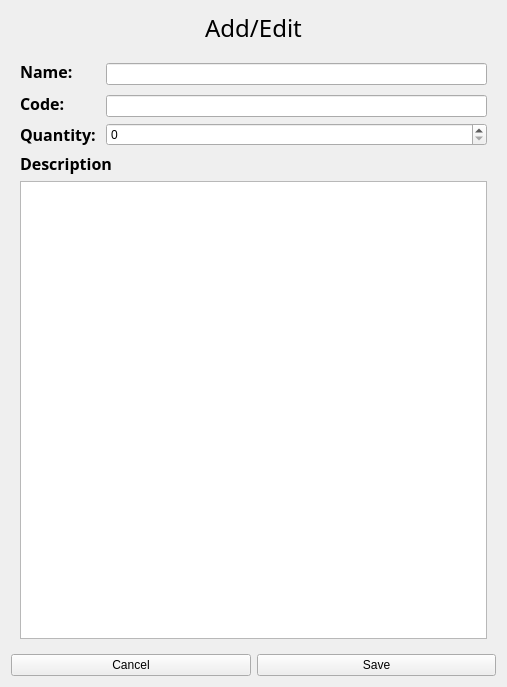
Above: codigos/curso_medio/project_final/form_add_edit.ui from jalmx/curso_python before the change. Below: the same form after it.
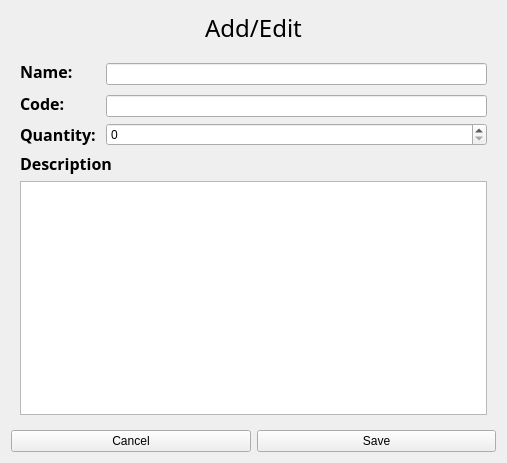
That is the form after the change.

Diff of the .ui file:
```diff
--- a/codigos/curso_medio/project_final/form_add_edit.ui
+++ b/codigos/curso_medio/project_final/form_add_edit.ui
@@ -10,7 +10,7 @@
     <x>0</x>
     <y>0</y>
     <width>507</width>
-    <height>687</height>
+    <height>463</height>
    </rect>
   </property>
   <property name="windowTitle">
```
Left out of the diff: 6 changed lines with no effect on the pictures.
